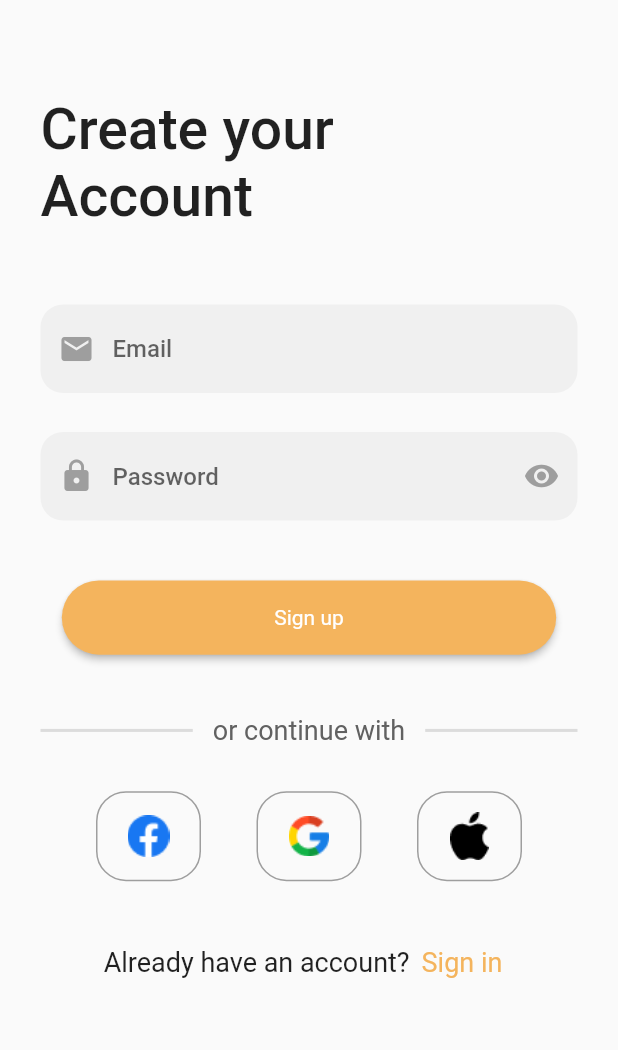
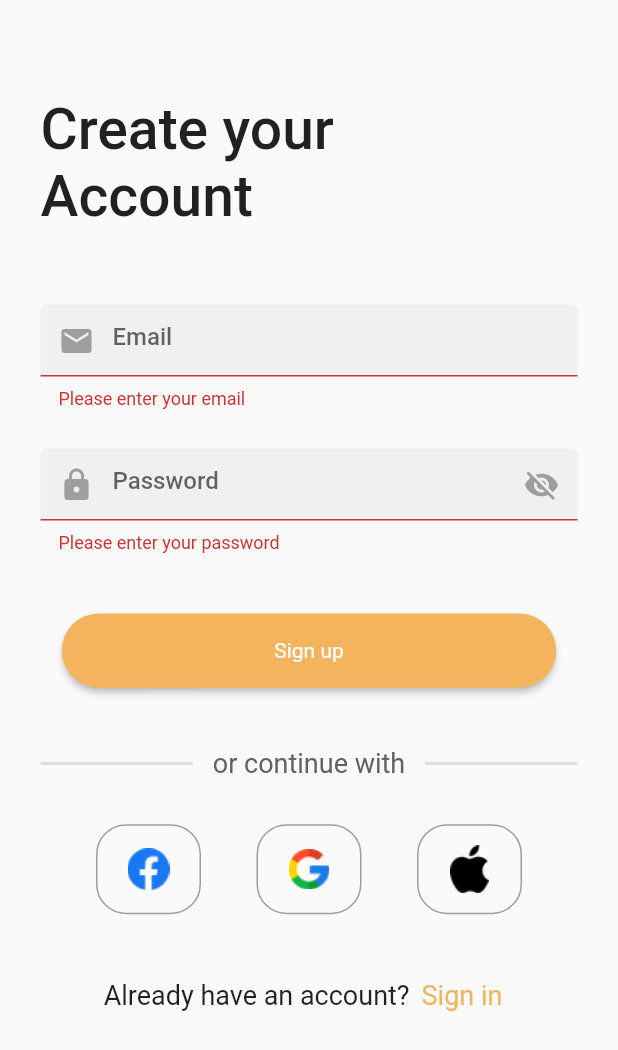
Before and after one commit to BeshoyMarkElMallah/Tourister, a Flutter app: the RegisterView screen opened by its route, after a tap on "Sign up", on a phone screen of 412 x 824 dp. Shown: the top 1050 px of the screen. Run offline on Flutter 3.47's test engine with Material 2 defaults, Android fonts, the phone set to English and light mode, and no system bars; our stand-ins replace bloc, cloud_firestore, dartz, firebase_auth, firebase_core, flutter_bloc and 5 more; accounts and stored records are empty.

Commit message:
add sign in - up with email

```diff
--- a/lib/Features/Auth/data/repos/auth_repo.dart
+++ b/lib/Features/Auth/data/repos/auth_repo.dart
@@ -1,6 +1,11 @@
+import 'package:dartz/dartz.dart';
+
 abstract class AuthRepo {
-  Future<void> signInwithEmail(String email, String password);
+  Future<Either<String?, String?>> signInwithEmail(
+      String email, String password);
+  Future<String?> signUpwithEmail(String email, String password);
   Future<void> signInWithGoogle();
   Future<void> signInWithFacebok();
   Future<void> signInWithApple();
+  Future<void> saveDataLocally({required String uid});
 }
--- /dev/null
+++ b/lib/Features/Auth/presentation/manager/cubits/auth_cubit/auth_cubit.dart
@@ -0,0 +1,65 @@
+import 'package:bloc/bloc.dart';
+import 'package:meta/meta.dart';
+import 'package:tourister/Features/Auth/data/repos/auth_repo_impl.dart';
+
+part 'auth_state.dart';
+
+class AuthCubit extends Cubit<AuthState> {
+  AuthCubit(this._authRepoImpl) : super(AuthInitial());
+
+  final AuthRepoImpl _authRepoImpl;
+
+  void signInWithGoogle() async {
+    emit(AuthLoading());
+    String uid = await _authRepoImpl.signInWithGoogle();
+    emit(AuthSignedInWithGoogle(uid: uid));
+  }
+
+  void signInWithFacebook() async {
+    emit(AuthLoading());
+    await _authRepoImpl.signInWithFacebok();
+    emit(AuthSignedInWithFacebook(uid: null));
+  }
+
+  void signInWithApple() async {
+    emit(AuthLoading());
+    await _authRepoImpl.signInWithApple();
+    emit(AuthSignedInWithApple(uid: null));
+  }
+
+  void signInwithEmail(String email, String password) async {
+    emit(AuthLoading());
+    var error = await _authRepoImpl.signInwithEmail(email, password);
+    error.fold((l) {
+      if (l == 'user-not-found') {
+        emit(AuthError(error: 'user not found'));
+      } else if (l == 'wrong-password') {
+        emit(AuthError(error: 'wrong password'));
+      } else if (l == "invalid-email") {
+        emit(AuthError(error: 'please enter a valid email'));
+      } else {
+        emit(AuthError(error: 'something went wrong'));
+      }
+    }, (r) {
+      _authRepoImpl.saveDataLocally(uid: r!);
+      emit(AuthSignedInWithEmail(uid: r));
+    });
+  }
+
+  Future<void> signUpWithEmail(
+      {required String email, required String password}) async {
+    emit(AuthLoading());
+    var error = await _authRepoImpl.signUpwithEmail(email, password);
+    if (error != null) {
+      if (error == 'weak-password') {
+        emit(AuthError(error: 'weak password'));
+      } else if (error == 'email-already-in-use') {
+        emit(AuthError(error: 'email already in use'));
+      } else {
+        emit(AuthError(error: 'something went wrong'));
+      }
+    } else {
+      emit(AuthSignedUpWithEmail());
+    }
+  }
+}
--- /dev/null
+++ b/lib/Features/Auth/presentation/manager/cubits/auth_cubit/auth_state.dart
@@ -0,0 +1,50 @@
+part of 'auth_cubit.dart';
+
+@immutable
+sealed class AuthState {}
+
+final class AuthInitial extends AuthState {}
+
+final class AuthLoading extends AuthState {}
+
+final class AuthError extends AuthState {
+  final String error;
+
+  AuthError({required this.error});
+}
+
+final class AuthSuccess extends AuthState {}
+
+final class AuthSignedOut extends AuthState {}
+
+final class AuthSignedIn extends AuthState {
+  final String? uid;
+
+  AuthSignedIn({required this.uid});
+}
+
+final class AuthSignedInWithGoogle extends AuthState {
+  final String? uid;
+
+  AuthSignedInWithGoogle({required this.uid});
+}
+
+final class AuthSignedInWithFacebook extends AuthState {
+  final String? uid;
+
+  AuthSignedInWithFacebook({required this.uid});
+}
+
+final class AuthSignedInWithApple extends AuthState {
+  final String? uid;
+
+  AuthSignedInWithApple({required this.uid});
+}
+
+final class AuthSignedInWithEmail extends AuthState {
+  final String? uid;
+
+  AuthSignedInWithEmail({required this.uid});
+}
+
+final class AuthSignedUpWithEmail extends AuthState {}
--- a/lib/Features/Auth/presentation/views/widgets/email_text_form_input.dart
+++ b/lib/Features/Auth/presentation/views/widgets/email_text_form_input.dart
@@ -2,17 +2,18 @@ import 'package:flutter/material.dart';
 import 'package:tourister/core/utils/styles.dart';
 
 class EmailTextFormInput extends StatelessWidget {
-  const EmailTextFormInput({
-    super.key,
-    required this.emailController,
-  });
-
-  final TextEditingController emailController;
+  EmailTextFormInput({super.key, this.onChanged});
+  Function(String)? onChanged;
 
   @override
   Widget build(BuildContext context) {
-    return TextField(
-      controller: emailController,
+    return TextFormField(
+      validator: (value) {
+        if (value!.isEmpty) {
+          return 'Please enter your email';
+        }
+      },
+      onChanged: onChanged,
       cursorColor: Colors.black,
       keyboardType: TextInputType.emailAddress,
       decoration: InputDecoration(
--- a/lib/Features/Auth/presentation/views/widgets/password_text_form_input.dart
+++ b/lib/Features/Auth/presentation/views/widgets/password_text_form_input.dart
@@ -2,24 +2,29 @@ import 'package:flutter/material.dart';
 import 'package:tourister/core/utils/styles.dart';
 
 class PasswordTextFormInput extends StatefulWidget {
-  const PasswordTextFormInput({
+  PasswordTextFormInput({
     super.key,
-    required this.passController,
+    this.onChanged,
   });
 
-  final TextEditingController passController;
+  Function(String)? onChanged;
 
   @override
   State<PasswordTextFormInput> createState() => _PasswordTextFormInputState();
 }
 
 class _PasswordTextFormInputState extends State<PasswordTextFormInput> {
-  bool obscureVar = false;
+  bool obscureVar = true;
 
   @override
   Widget build(BuildContext context) {
     return TextFormField(
-      controller: widget.passController,
+      validator: (value) {
+        if (value!.isEmpty) {
+          return 'Please enter your password';
+        }
+      },
+      onChanged: widget.onChanged,
       cursorColor: Colors.black,
       keyboardType: TextInputType.emailAddress,
       obscureText: obscureVar,
--- a/lib/Features/Auth/presentation/views/widgets/register_view_body.dart
+++ b/lib/Features/Auth/presentation/views/widgets/register_view_body.dart
@@ -1,30 +1,47 @@
 import 'package:flutter/material.dart';
+import 'package:flutter_bloc/flutter_bloc.dart';
 import 'package:go_router/go_router.dart';
+import 'package:tourister/Features/Auth/presentation/manager/cubits/auth_cubit/auth_cubit.dart';
 import 'package:tourister/Features/Auth/presentation/views/widgets/account_ask.dart';
 import 'package:tourister/Features/Auth/presentation/views/widgets/custom_divider.dart';
 import 'package:tourister/Features/Auth/presentation/views/widgets/email_text_form_input.dart';
 import 'package:tourister/Features/Auth/presentation/views/widgets/password_text_form_input.dart';
 import 'package:tourister/Features/Auth/presentation/views/widgets/social_buttons_row.dart';
 import 'package:tourister/core/utils/app_router.dart';
+import 'package:tourister/core/utils/functions/show_snackBar.dart';
 import 'package:tourister/core/utils/styles.dart';
 import 'package:tourister/core/widgets/custom_button.dart';
+import 'package:tourister/core/widgets/custom_loading_indicator.dart';
 
 // ignore: must_be_immutable
 class RegisterViewBody extends StatelessWidget {
   RegisterViewBody({super.key});
 
-  TextEditingController emailController = TextEditingController();
-
-  TextEditingController passController = TextEditingController();
+  String? email, password;
 
   bool checkVal = false;
 
+  GlobalKey<FormState> formkey = GlobalKey();
+
   @override
   Widget build(BuildContext context) {
-    return Padding(
+    return BlocConsumer<AuthCubit, AuthState>(
+      listener: (context, state) {
+        if (state is AuthError) {
+          showSnackBar(context, state.error);
+        } else if (state is AuthSignedUpWithEmail) {
+          GoRouter.of(context).push(AppRouter.kLoginView);
+        }
+      },
+      builder: (context, state) {
+        return state is AuthLoading
+            ? CustomLoadingIndicator()
+            : Padding(
                 padding: const EdgeInsets.symmetric(horizontal: 27),
                 child: SingleChildScrollView(
                   physics: const BouncingScrollPhysics(),
+                  child: Form(
+                    key: formkey,
                     child: Column(
                       mainAxisAlignment: MainAxisAlignment.center,
                       children: [
@@ -37,17 +54,26 @@ class RegisterViewBody extends StatelessWidget {
                           ),
                           child: Text(
                             'Create your Account',
-                style: Styles.textStyle38.copyWith(fontWeight: FontWeight.w500),
+                            style: Styles.textStyle38
+                                .copyWith(fontWeight: FontWeight.w500),
                           ),
                         ),
                         const SizedBox(
                           height: 49,
                         ),
-            EmailTextFormInput(emailController: emailController),
+                        EmailTextFormInput(
+                          onChanged: (data) {
+                            email = data;
+                          },
+                        ),
                         const SizedBox(
                           height: 26,
                         ),
-            PasswordTextFormInput(passController: passController),
+                        PasswordTextFormInput(
+                          onChanged: (data) {
+                            password = data;
+                          },
+                        ),
                         const SizedBox(
                           height: 20,
                         ),
@@ -56,7 +82,13 @@ class RegisterViewBody extends StatelessWidget {
                         ),
                         CustomButton(
                           text: 'Sign up',
-              onPressed: () {},
+                          onPressed: () {
+                            if (formkey.currentState!.validate()) {
+                              BlocProvider.of<AuthCubit>(context)
+                                  .signUpWithEmail(
+                                      email: email!, password: password!);
+                            }
+                          },
                         ),
                         const SizedBox(
                           height: 40,
@@ -83,6 +115,9 @@ class RegisterViewBody extends StatelessWidget {
                       ],
                     ),
                   ),
+                ),
+              );
+      },
     );
   }
 }
--- a/pubspec.yaml
+++ b/pubspec.yaml
@@ -30,6 +30,7 @@ environment:
 dependencies:
   cloud_firestore: ^4.8.5
   cupertino_icons: ^1.0.2
+  dartz: ^0.10.1
   firebase_auth: ^4.7.3
   firebase_core: ^2.15.1
   flutter:
@@ -38,6 +39,8 @@ dependencies:
   flutter_onboarding_slider: ^1.0.9
   go_router: ^10.1.0
   google_sign_in: ^6.1.4
+  loading_indicator: ^3.1.1
+  shared_preferences: ^2.2.0
 
 dev_dependencies:
   flutter_lints: ^2.0.0
```
Also changed, not shown: lib/Features/Auth/data/repos/auth_repo_impl.dart (added, +88 -0 lines), lib/Features/Auth/presentation/views/widgets/login_view_body.dart (+39 -9 lines), lib/core/utils/functions/show_snackBar.dart (added, +15 -0 lines), lib/core/widgets/custom_loading_indicator.dart (added, +21 -0 lines), lib/main.dart (+15 -1 lines), lib/mu_bloc_observer.dart (added, +33 -0 lines), pubspec.lock, 4 other files. Lines whose indentation alone changed are shown as unchanged.
